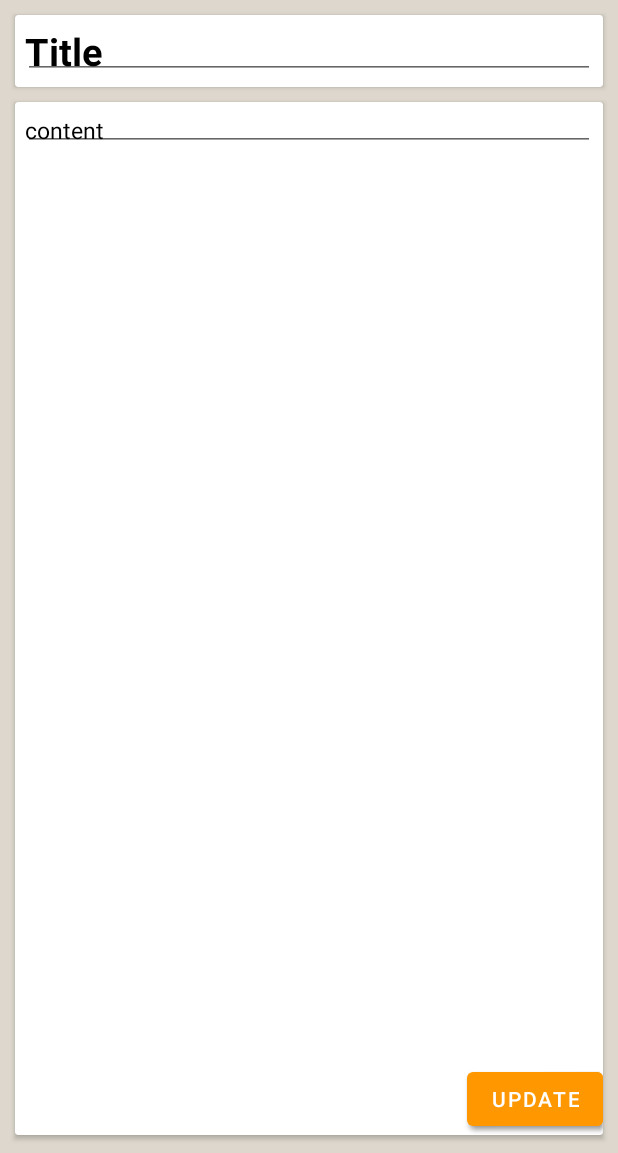
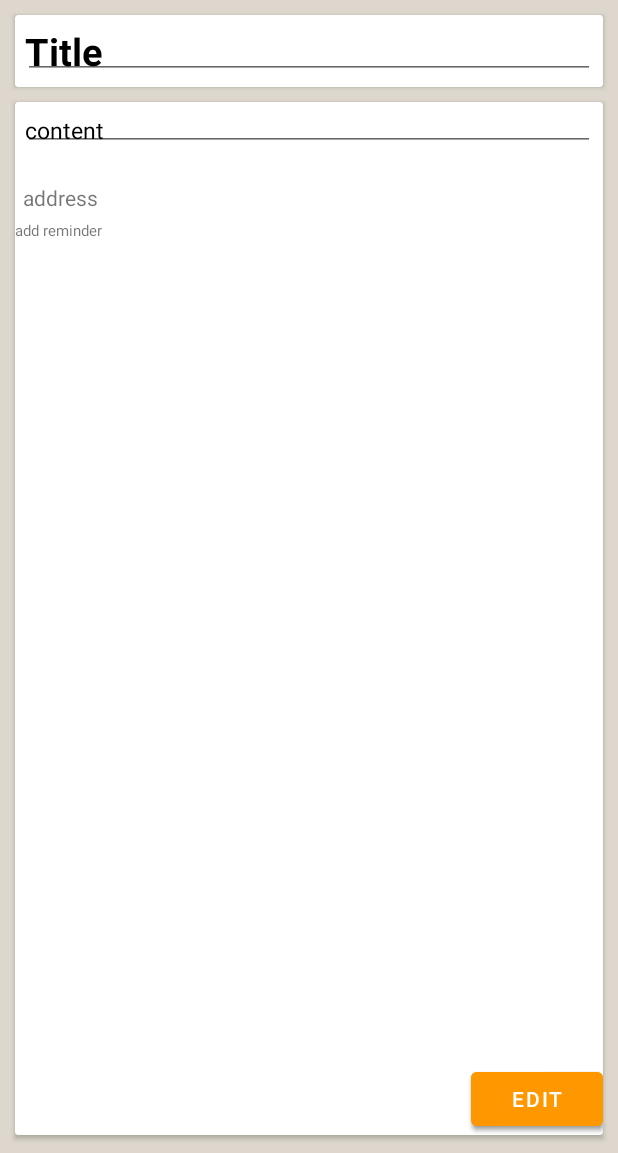
Before and after one commit to UshnaMaheen84/eNotes, an Android app: the layout activity_view_notes.xml on its own in the app's theme, with its tools: preview values and no code run, on a phone screen of 412 x 824 dp, the part 83-1236 px from its top. Run offline under Robolectric (Android 15) with nearby library versions, the phone set to English and light mode, and no system bars.

Commit message:
changes in ui,drawImages working,add multipart

```diff
--- a/app/src/main/java/com/example/enotes/adapter/All_notes_adapter.kt
+++ b/app/src/main/java/com/example/enotes/adapter/All_notes_adapter.kt
@@ -71,8 +71,6 @@ class All_notes_adapter
         holder.date.text= notes.currentDate
         holder.cardView.setOnClickListener {
 
-            Toast.makeText(context, "Long click detected", Toast.LENGTH_SHORT).show()
-
             val intent = Intent(context, ViewNotes::class.java)
             intent.putExtra("title", notes.title)
             intent.putExtra("content", notes.content)
@@ -80,6 +78,7 @@ class All_notes_adapter
             intent.putExtra("textclr", notes.text_clr)
             intent.putExtra("font", notes.text_font)
             intent.putExtra("bg", notes.bg_clr)
+            intent.putExtra("reminder_date",notes.reminderDate)
             intent.putExtra("address", notes.address)
             context.startActivity(intent)
 
--- a/app/src/main/java/com/example/enotes/models/create_note.kt
+++ b/app/src/main/java/com/example/enotes/models/create_note.kt
@@ -15,6 +15,7 @@ class create_note {
     val address: String
     val bookmark: String
     val currentDate: String
+    val reminderDate :String
 
     var imageUrl = ArrayList<String>()
 
@@ -29,7 +30,8 @@ class create_note {
         content: String,
         address: String,
         bookmark: String,
-        currentdate:String
+        currentdate: String,
+        reminderDate: String
     )
     {
         this.id = id
@@ -42,6 +44,7 @@ class create_note {
         this.address = address
         this.bookmark= bookmark
         this.currentDate= currentdate
+        this.reminderDate = reminderDate
     }
 
 
--- a/app/src/main/res/layout/activity_text_note.xml
+++ b/app/src/main/res/layout/activity_text_note.xml
@@ -242,12 +242,6 @@
 
                     </TextView>
 
-                    <ImageView
-                        android:id="@+id/image"
-                        android:layout_width="100dp"
-                        android:layout_height="100dp">
-
-                    </ImageView>
 
 
                 </LinearLayout>
--- a/app/src/main/res/layout/activity_view_notes.xml
+++ b/app/src/main/res/layout/activity_view_notes.xml
@@ -106,14 +106,40 @@
                         tools:spanCount="2">
 
                     </androidx.recyclerview.widget.RecyclerView>
+<RelativeLayout
+    android:layout_width="match_parent"
+    android:layout_height="wrap_content"
+    android:layout_margin="5dp">
+    <TextView
+        android:id="@+id/viewAddress"
+        android:layout_width="wrap_content"
+        android:layout_height="wrap_content"
+        android:text="address"
+        >
 
+    </TextView>
+
+    <ImageView
+        android:id="@+id/edit_address"
+        android:layout_width="wrap_content"
+        android:layout_height="wrap_content"
+        android:src="@drawable/create_24"
+        android:background="@color/orange"
+        android:visibility="gone"
+        android:layout_alignParentRight="true">
+
+    </ImageView>
+
+</RelativeLayout>
                     <TextView
-                        android:id="@+id/viewAddress"
-                        android:layout_width="wrap_content"
+                        android:id="@+id/view_reminders"
+                        android:layout_width="match_parent"
                         android:layout_height="wrap_content"
-                        android:textSize="15sp">
+                        android:text="add reminder"
+                        android:textSize="10sp">
 
                     </TextView>
+
                 </LinearLayout>
             </ScrollView>
 
@@ -135,7 +161,7 @@
                 android:layout_height="wrap_content"
                 android:layout_alignParentEnd="true"
                 android:layout_alignParentBottom="true"
-                android:text="Update">
+                android:text="Edit">
 
             </Button>
 
```
Also changed, not shown: app/src/main/java/com/example/enotes/Text_note.kt (+5 -4 lines), app/src/main/java/com/example/enotes/ViewNotes.kt (+169 -5 lines), app/src/main/java/com/example/enotes/adapter/AdapterFile_attach.kt (+2 -7 lines), app/src/main/java/com/example/enotes/databasehelper/DbHelper.kt (+11 -8 lines).
